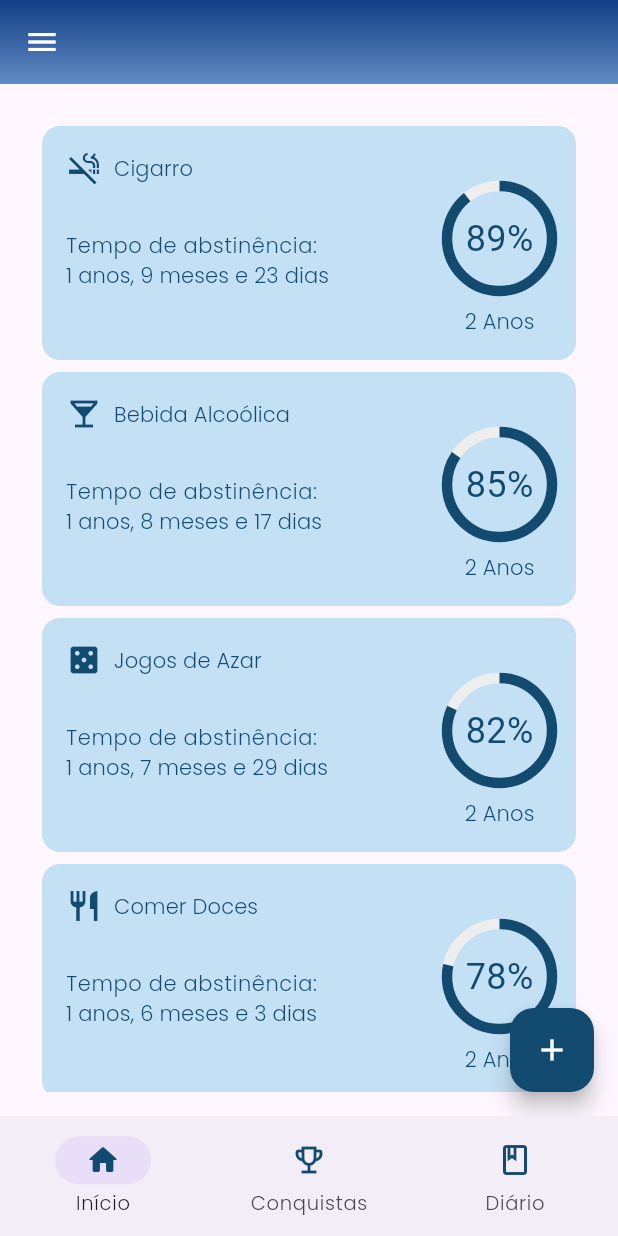
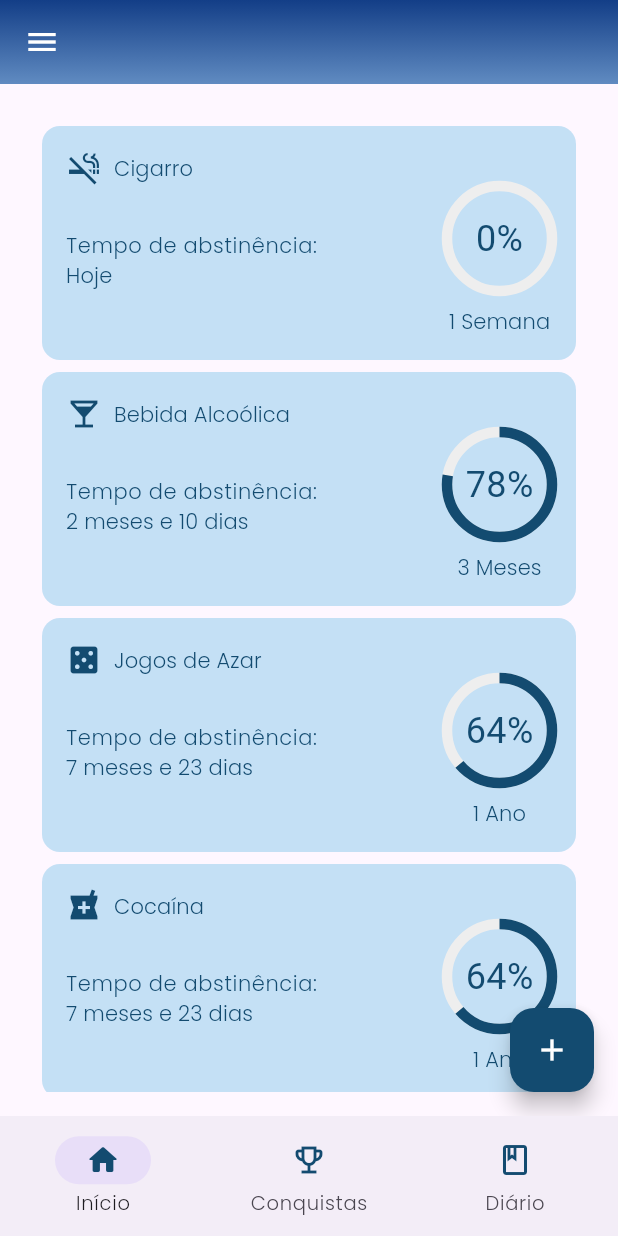
Before and after one commit to JVictor25/Dispositivos-Moveis-Projeto-, a Flutter app: the Homescreen screen opened directly with empty values, in the side drawer, after a tap on the "add" icon, on a phone screen of 412 x 824 dp. Run offline on Flutter 3.47's test engine with Material 3 defaults, Android fonts, the phone set to English and light mode, and no system bars; our stand-ins replace flutter_svg.

Commit message:
callback addiction - home

```diff
--- a/breakpoint_app/lib/routes/app_routes.dart
+++ b/breakpoint_app/lib/routes/app_routes.dart
@@ -18,7 +18,6 @@ class AppRoutes {
         return MaterialPageRoute(builder: (context) => const Loginscreen());
 
       case HOMESCREEN:
-        // Verifique se o argumento é uma instância da classe `User`
         if (settings.arguments is User) {
           final user = settings.arguments as User;
           return MaterialPageRoute(
--- a/breakpoint_app/lib/screens/addiction_screen.dart
+++ b/breakpoint_app/lib/screens/addiction_screen.dart
@@ -1,29 +1,34 @@
+// ignore_for_file: prefer_const_constructors
+
 import 'package:flutter/material.dart';
 import 'package:breakpoint_app/widgets/vice_form.dart';
 import 'package:breakpoint_app/model/Vice.dart';
 import 'package:breakpoint_app/widgets/vice_list.dart';
 
 class Addiction extends StatefulWidget {
-  const Addiction({super.key});
+  final void Function(List<Vice>) onSubmit;
+
+  const Addiction({super.key, required this.onSubmit});
 
   @override
   State<Addiction> createState() => _AddictionState();
 }
 
 class _AddictionState extends State<Addiction> {
-  List<Vice> _vicesList = [
-    Vice(
-        typeofvice: 'Cigarro',
-        datesobriety: DateTime(2023, 1, 15),
-        viceType: 'Fumo'),
+  final List<Vice> _vicesList = [
+    Vice(typeofvice: 'Cigarro', datesobriety: DateTime.now(), viceType: 'Fumo'),
     Vice(
         typeofvice: 'Bebida Alcoólica',
-        datesobriety: DateTime(2023, 2, 20),
+        datesobriety: DateTime(2024, 8, 20),
         viceType: 'Alcool'),
     Vice(
         typeofvice: 'Jogos de Azar',
-        datesobriety: DateTime(2023, 3, 10),
+        datesobriety: DateTime(2024, 3, 10),
         viceType: 'Jogos de Azar'),
+    Vice(
+        typeofvice: 'Cocaína',
+        datesobriety: DateTime(2024, 3, 10),
+        viceType: 'drogas'),
     Vice(
         typeofvice: 'Comer Doces',
         datesobriety: DateTime(2023, 4, 5),
@@ -34,7 +39,13 @@ class _AddictionState extends State<Addiction> {
         viceType: 'Tecnologia'),
   ];
 
-   void _addVice(String typeofvice, DateTime dateSelect, String viceType) {
+  @override
+  void initState() {
+    _submitList();
+    super.initState();
+  }
+
+  void _addVice(String typeofvice, DateTime dateSelect, String viceType) {
     Vice newVice = Vice(
       typeofvice: typeofvice,
       datesobriety: dateSelect,
@@ -54,6 +65,10 @@ class _AddictionState extends State<Addiction> {
     });
   }
 
+  void _submitList() {
+    widget.onSubmit(_vicesList);
+  }
+
   void _openViceForm() {
     showDialog(
       context: context,
@@ -69,7 +84,7 @@ class _AddictionState extends State<Addiction> {
     );
   }
 
- @override
+  @override
   Widget build(BuildContext context) {
     return Scaffold(
       body: Padding(
--- a/breakpoint_app/lib/screens/diary_screen.dart
+++ b/breakpoint_app/lib/screens/diary_screen.dart
@@ -1,3 +1,5 @@
+// ignore_for_file: prefer_const_constructors
+
 import 'package:flutter/material.dart';
 import 'package:breakpoint_app/model/DiaryEntry.dart';
 import 'package:breakpoint_app/widgets/diary_form.dart';
--- a/breakpoint_app/lib/screens/home_screen.dart
+++ b/breakpoint_app/lib/screens/home_screen.dart
@@ -1,7 +1,10 @@
+// ignore_for_file: prefer_const_constructors
+
 import 'package:breakpoint_app/model/User.dart';
+import 'package:breakpoint_app/model/Vice.dart';
 import 'package:breakpoint_app/screens/achievements_screen.dart';
 import 'package:breakpoint_app/screens/addiction_screen.dart';
-import 'package:breakpoint_app/screens/diary_screen.dart';
+import 'package:breakpoint_app/screens/Diary_screen.dart';
 import 'package:flutter/material.dart';
 import 'package:breakpoint_app/components/drawer.dart';
 
@@ -13,12 +16,18 @@ class Homescreen extends StatefulWidget {
 
   final User _activeUser;
 
+
   @override
   State<Homescreen> createState() => _HomescreenState();
 }
 
 class _HomescreenState extends State<Homescreen> {
   int _currentPageIndex = 0;
+  List<Vice> _addictionList = [];
+
+  void _receiveList(List<Vice> list){
+    _addictionList = list;
+  }
 
   @override
   Widget build(BuildContext context) {
@@ -75,9 +84,9 @@ class _HomescreenState extends State<Homescreen> {
           ],
         ),
         body: _currentPageIndex == 0
-            ? Addiction()
+            ? Addiction(onSubmit: _receiveList,)
             : _currentPageIndex == 1
-                ? Achievements()
+                ? Achievements(viceList: _addictionList)
                 : Diary(),
       ),
     );
--- a/breakpoint_app/lib/screens/login_screen.dart
+++ b/breakpoint_app/lib/screens/login_screen.dart
@@ -1,3 +1,5 @@
+// ignore_for_file: prefer_const_constructors
+
 import 'package:breakpoint_app/widgets/register_user.dart';
 import 'package:flutter/material.dart';
 import 'package:breakpoint_app/model/User.dart';
@@ -57,7 +59,7 @@ class _LoginscreenState extends State<Loginscreen> {
                   "Erro!!",
                 ),
                 content: Text(
-                  "Nome de Usuário ou Senha incorretos!",
+                  "Usuário ou Senha incorreto!",
                 ),
                 actions: [
                   TextButton(
--- a/breakpoint_app/lib/screens/wellcome_screen.dart
+++ b/breakpoint_app/lib/screens/wellcome_screen.dart
@@ -1,3 +1,5 @@
+// ignore_for_file: prefer_const_constructors
+
 import 'package:flutter/material.dart';
 
 class Wellcome extends StatelessWidget {
--- a/breakpoint_app/lib/widgets/vice_form.dart
+++ b/breakpoint_app/lib/widgets/vice_form.dart
@@ -32,9 +32,10 @@ class _ViceFormState extends State<ViceForm> {
     'Trabalho',
     'Relacionamentos'
   ];
+
   void _submitForm() {
     if (_vice.text.isEmpty || _dataSelecionada == null) {
-      return; // Verifica se os campos obrigatórios estão preenchidos
+      return;
     }
 
     widget.onSubmit(
--- a/breakpoint_app/lib/widgets/vice_list.dart
+++ b/breakpoint_app/lib/widgets/vice_list.dart
@@ -1,3 +1,5 @@
+// ignore_for_file: prefer_const_constructors
+
 import '../model/Vice.dart';
 import 'package:flutter/material.dart';
 
@@ -100,7 +102,7 @@ class _ViceListState extends State<ViceList> {
           mainAxisAlignment: MainAxisAlignment.center,
           children: [
             Image.asset('assets/images/brokenchain.png', width: 150),
-            Text(
+            const Text(
               'Busque o autocrontrole',
               style: TextStyle(
                 fontSize: 18,
@@ -182,7 +184,7 @@ class _ViceListState extends State<ViceList> {
                         size: 24,
                         color: Color.fromRGBO(19, 75, 112, 1),
                       ),
-                      SizedBox(width: 8),
+                      const SizedBox(width: 8),
                       Text(
                         vice.typeofvice,
                         style: Theme.of(context).textTheme.titleSmall,
@@ -208,27 +210,27 @@ class _ViceListState extends State<ViceList> {
                           Stack(
                             alignment: Alignment.center,
                             children: [
-                              Container(
+                              SizedBox(
                                 width: 70,
                                 height: 70,
                                 child: CircularProgressIndicator(
                                   value: progress / 100,
                                   backgroundColor: Colors.grey[200],
-                                  color: Color.fromRGBO(19, 75, 112, 1),
+                                  color: const Color.fromRGBO(19, 75, 112, 1),
                                   strokeWidth: 7,
                                 ),
                               ),
                               Center(
                                 child: Text(
                                   '${progress.round()}%',
-                                  style: TextStyle(
+                                  style: const TextStyle(
                                       color: Color.fromRGBO(19, 75, 112, 1),
                                       fontSize: 24),
                                 ),
                               ),
                             ],
                           ),
-                          SizedBox(height: 10),
+                          const SizedBox(height: 10),
                           Text(
                             milestone,
                             style: Theme.of(context).textTheme.titleSmall,
```
Also changed, not shown: breakpoint_app/lib/screens/achievements_screen.dart (line endings or trailing spaces).
